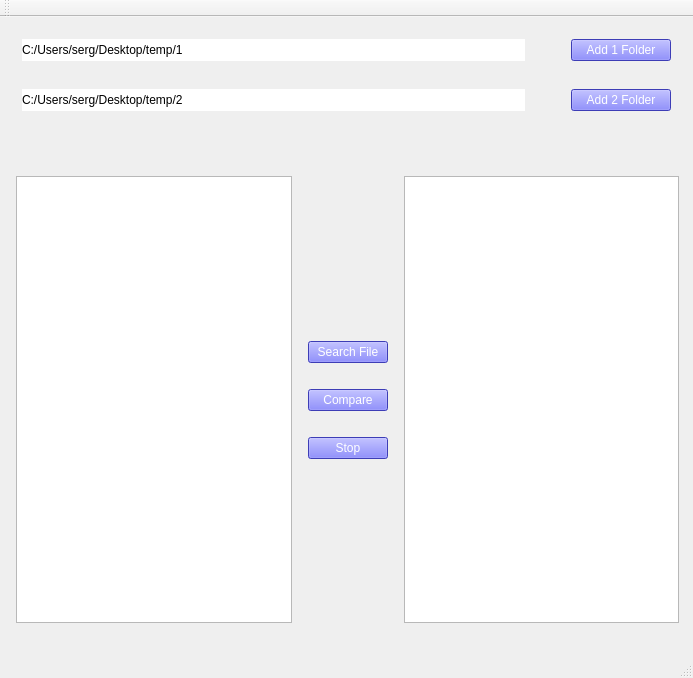
First picture: the form in Project/C++/FileComparator/FileComparator/forms/dialog/mainwindow.ui, repository alkimand/QT, before the edit.
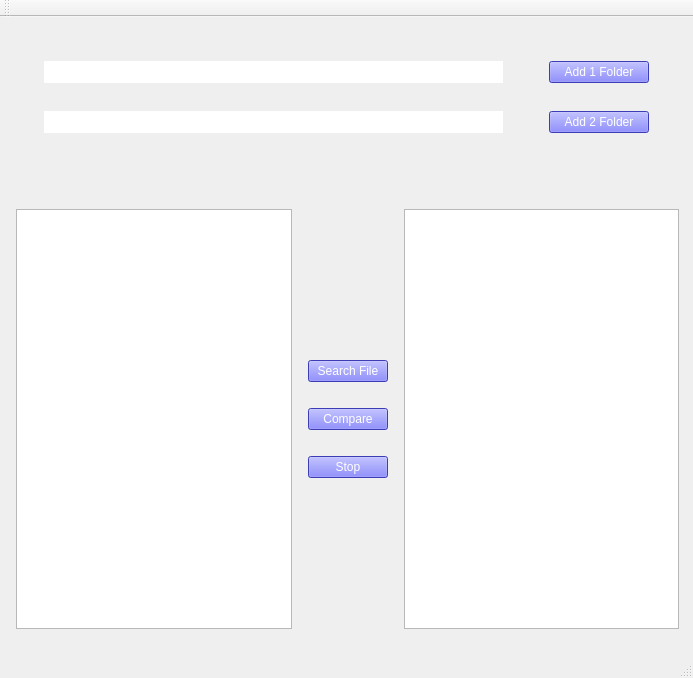
Second picture: the form after the edit.

Patch:
```diff
--- a/Project/C++/FileComparator/FileComparator/forms/dialog/mainwindow.ui
+++ b/Project/C++/FileComparator/FileComparator/forms/dialog/mainwindow.ui
@@ -21,23 +21,49 @@
        <property name="leftMargin">
         <number>5</number>
        </property>
+       <property name="topMargin">
+        <number>0</number>
+       </property>
        <property name="rightMargin">
         <number>3</number>
        </property>
+       <property name="bottomMargin">
+        <number>5</number>
+       </property>
        <item>
+        <widget class="QWidget" name="VerticalllabelWgt" native="true">
         <layout class="QVBoxLayout" name="verticalLayout_5">
          <property name="spacing">
           <number>0</number>
          </property>
+          <property name="leftMargin">
+           <number>5</number>
+          </property>
+          <property name="topMargin">
+           <number>0</number>
+          </property>
+          <property name="rightMargin">
+           <number>5</number>
+          </property>
+          <property name="bottomMargin">
+           <number>0</number>
+          </property>
          <item>
+           <widget class="QWidget" name="HorizontallabelWgt" native="true">
           <layout class="QHBoxLayout" name="horizontalLayout_5">
            <property name="spacing">
             <number>7</number>
            </property>
+             <property name="topMargin">
+              <number>0</number>
+             </property>
+             <property name="bottomMargin">
+              <number>0</number>
+             </property>
            <item>
             <widget class="QLabel" name="addingLabel">
              <property name="styleSheet">
-              <string notr="true">font: 15px &quot;Arial Black&quot;;</string>
+                <string notr="true">font: 17px &quot;Arial Black&quot;;</string>
              </property>
              <property name="text">
               <string/>
@@ -66,7 +92,7 @@
               <enum>Qt::LeftToRight</enum>
              </property>
              <property name="styleSheet">
-              <string notr="true">font: 15px &quot;Arial Black&quot;;</string>
+                <string notr="true">font: 17px &quot;Arial Black&quot;;</string>
              </property>
              <property name="text">
               <string/>
@@ -77,8 +103,10 @@
             </widget>
            </item>
           </layout>
-         </item>
-        </layout>
+           </widget>
+          </item>
+         </layout>
+        </widget>
        </item>
        <item>
         <widget class="QWidget" name="horizontalWidget" native="true">
@@ -208,8 +236,10 @@
      </widget>
     </item>
     <item row="0" column="0">
+     <widget class="QWidget" name="HorizontalFolderWgt" native="true">
      <layout class="QHBoxLayout" name="horizontalLayout_2">
       <item>
+        <widget class="QWidget" name="VerticalFolderWgt" native="true">
        <layout class="QVBoxLayout" name="verticalLayout_2">
         <item>
          <widget class="QWidget" name="addFolder1Wgt" native="true">
@@ -226,7 +256,7 @@
               <string notr="true">background-color: rgb(255, 255, 255);</string>
              </property>
              <property name="text">
-              <string>C:/Users/serg/Desktop/temp/1</string>
+                <string/>
              </property>
             </widget>
            </item>
@@ -282,7 +312,7 @@
               <string notr="true">background-color: rgb(255, 255, 255);</string>
              </property>
              <property name="text">
-              <string>C:/Users/serg/Desktop/temp/2</string>
+                <string/>
              </property>
              <property name="scaledContents">
               <bool>false</bool>
@@ -336,8 +366,10 @@
          </widget>
         </item>
        </layout>
-      </item>
-     </layout>
+        </widget>
+       </item>
+      </layout>
+     </widget>
     </item>
    </layout>
   </widget>
```
Lines whose indentation alone changed are shown as unchanged.
